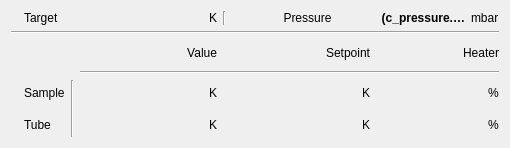
Above: nicos_mlz/spheres/gui/temperature.ui from mlz-ictrl/nicos before the change. Below: the same form after it.
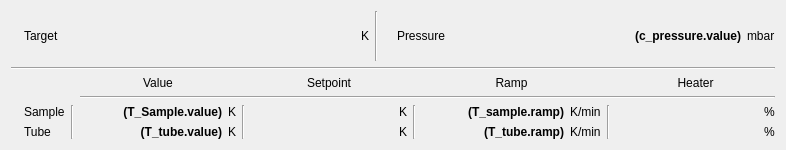
That is the form after the change. Custom widgets are drawn as their Qt base class.

Commit message:
SPHERES: Temperature controller adjustments
SetActiveStick command.
Temperature ui adjustments.
guiconfig adjustments.

The edit to the form file:
```diff
--- a/nicos_mlz/spheres/gui/temperature.ui
+++ b/nicos_mlz/spheres/gui/temperature.ui
@@ -6,8 +6,8 @@
    <rect>
     <x>0</x>
     <y>0</y>
-    <width>510</width>
-    <height>148</height>
+    <width>786</width>
+    <height>150</height>
    </rect>
   </property>
   <property name="sizePolicy">
@@ -19,28 +19,10 @@
   <property name="windowTitle">
    <string>Temperature</string>
   </property>
-  <layout class="QGridLayout" name="gridLayout">
-   <item row="4" column="2" rowspan="2">
-    <widget class="Line" name="line_4">
-     <property name="orientation">
-      <enum>Qt::Vertical</enum>
-     </property>
-    </widget>
-   </item>
-   <item row="4" column="1">
-    <widget class="QLabel" name="label">
-     <property name="sizePolicy">
-      <sizepolicy hsizetype="Fixed" vsizetype="Preferred">
-       <horstretch>0</horstretch>
-       <verstretch>0</verstretch>
-      </sizepolicy>
-     </property>
-     <property name="text">
-      <string>Sample</string>
-     </property>
-    </widget>
-   </item>
-   <item row="0" column="0">
+  <layout class="QVBoxLayout" name="verticalLayout">
+   <item>
+    <layout class="QHBoxLayout" name="horizontalLayout">
+     <item>
     <widget class="StatusLed" name="statusLed">
      <property name="sizePolicy">
       <sizepolicy hsizetype="Fixed" vsizetype="Fixed">
@@ -53,167 +35,7 @@
      </property>
     </widget>
    </item>
-   <item row="5" column="6">
-    <widget class="ValueLabel" name="valueLabel_7">
-     <property name="font">
-      <font>
-       <weight>75</weight>
-       <bold>true</bold>
-      </font>
-     </property>
-     <property name="alignment">
-      <set>Qt::AlignRight|Qt::AlignTrailing|Qt::AlignVCenter</set>
-     </property>
-     <property name="key" stdset="0">
-      <string>T_tube.setpoint</string>
-     </property>
-     <property name="fmtstr" stdset="0">
-      <string>%.2f</string>
-     </property>
-    </widget>
-   </item>
-   <item row="5" column="0">
-    <widget class="ValueLed" name="valueLed_2">
-     <property name="sizePolicy">
-      <sizepolicy hsizetype="Fixed" vsizetype="Preferred">
-       <horstretch>0</horstretch>
-       <verstretch>0</verstretch>
-      </sizepolicy>
-     </property>
-     <property name="toolTip">
-      <string>Is the heater on?</string>
-     </property>
-     <property name="dev" stdset="0">
-      <string>h_tube</string>
-     </property>
-     <property name="goal" stdset="0">
-      <string>&quot;high&quot;</string>
-     </property>
-    </widget>
-   </item>
-   <item row="0" column="4">
-    <widget class="QLabel" name="label_8">
-     <property name="sizePolicy">
-      <sizepolicy hsizetype="Fixed" vsizetype="Preferred">
-       <horstretch>0</horstretch>
-       <verstretch>0</verstretch>
-      </sizepolicy>
-     </property>
-     <property name="text">
-      <string>K</string>
-     </property>
-    </widget>
-   </item>
-   <item row="0" column="3">
-    <widget class="ValueLabel" name="valueLabel_13">
-     <property name="sizePolicy">
-      <sizepolicy hsizetype="Minimum" vsizetype="Preferred">
-       <horstretch>0</horstretch>
-       <verstretch>0</verstretch>
-      </sizepolicy>
-     </property>
-     <property name="font">
-      <font>
-       <weight>75</weight>
-       <bold>true</bold>
-      </font>
-     </property>
-     <property name="alignment">
-      <set>Qt::AlignRight|Qt::AlignTrailing|Qt::AlignVCenter</set>
-     </property>
-     <property name="dev" stdset="0">
-      <string>setpoint</string>
-     </property>
-     <property name="key" stdset="0">
-      <string>setpoint.value</string>
-     </property>
-     <property name="fmtstr" stdset="0">
-      <string>%.2f</string>
-     </property>
-    </widget>
-   </item>
-   <item row="2" column="8">
-    <widget class="QLabel" name="label_5">
-     <property name="sizePolicy">
-      <sizepolicy hsizetype="Preferred" vsizetype="Preferred">
-       <horstretch>0</horstretch>
-       <verstretch>0</verstretch>
-      </sizepolicy>
-     </property>
-     <property name="text">
-      <string>Heater</string>
-     </property>
-     <property name="alignment">
-      <set>Qt::AlignRight|Qt::AlignTrailing|Qt::AlignVCenter</set>
-     </property>
-    </widget>
-   </item>
-   <item row="4" column="4">
-    <widget class="QLabel" name="label_16">
-     <property name="sizePolicy">
-      <sizepolicy hsizetype="Fixed" vsizetype="Preferred">
-       <horstretch>0</horstretch>
-       <verstretch>0</verstretch>
-      </sizepolicy>
-     </property>
-     <property name="text">
-      <string>K</string>
-     </property>
-    </widget>
-   </item>
-   <item row="2" column="6" colspan="2">
-    <widget class="QLabel" name="label_4">
-     <property name="sizePolicy">
-      <sizepolicy hsizetype="Preferred" vsizetype="Preferred">
-       <horstretch>0</horstretch>
-       <verstretch>0</verstretch>
-      </sizepolicy>
-     </property>
-     <property name="text">
-      <string>Setpoint</string>
-     </property>
-     <property name="alignment">
-      <set>Qt::AlignRight|Qt::AlignTrailing|Qt::AlignVCenter</set>
-     </property>
-    </widget>
-   </item>
-   <item row="5" column="8">
-    <layout class="QHBoxLayout" name="horizontalLayout_9">
      <item>
-      <widget class="ValueLabel" name="valueLabel_9">
-       <property name="font">
-        <font>
-         <weight>75</weight>
-         <bold>true</bold>
-        </font>
-       </property>
-       <property name="alignment">
-        <set>Qt::AlignRight|Qt::AlignTrailing|Qt::AlignVCenter</set>
-       </property>
-       <property name="key" stdset="0">
-        <string>T_tube.heateroutput</string>
-       </property>
-       <property name="fmtstr" stdset="0">
-        <string>%.2f</string>
-       </property>
-      </widget>
-     </item>
-     <item>
-      <widget class="QLabel" name="label_14">
-       <property name="sizePolicy">
-        <sizepolicy hsizetype="Fixed" vsizetype="Preferred">
-         <horstretch>0</horstretch>
-         <verstretch>0</verstretch>
-        </sizepolicy>
-       </property>
-       <property name="text">
-        <string>%</string>
-       </property>
-      </widget>
-     </item>
-    </layout>
-   </item>
-   <item row="0" column="1">
     <widget class="QLabel" name="label_3">
      <property name="sizePolicy">
       <sizepolicy hsizetype="Fixed" vsizetype="Preferred">
@@ -226,8 +48,39 @@
      </property>
     </widget>
    </item>
-   <item row="5" column="1">
-    <widget class="QLabel" name="label_2">
+     <item>
+      <widget class="ValueLabel" name="valueLabel_13">
+       <property name="sizePolicy">
+        <sizepolicy hsizetype="Minimum" vsizetype="Preferred">
+         <horstretch>0</horstretch>
+         <verstretch>0</verstretch>
+        </sizepolicy>
+       </property>
+       <property name="font">
+        <font>
+         <weight>75</weight>
+         <bold>true</bold>
+        </font>
+       </property>
+       <property name="alignment">
+        <set>Qt::AlignRight|Qt::AlignTrailing|Qt::AlignVCenter</set>
+       </property>
+       <property name="dev" stdset="0">
+        <string/>
+       </property>
+       <property name="key" stdset="0">
+        <string>setpoint.value</string>
+       </property>
+       <property name="format" stdset="0">
+        <string>%.2f</string>
+       </property>
+       <property name="fmtstr" stdset="0">
+        <string/>
+       </property>
+      </widget>
+     </item>
+     <item>
+      <widget class="QLabel" name="label_8">
      <property name="sizePolicy">
       <sizepolicy hsizetype="Fixed" vsizetype="Preferred">
        <horstretch>0</horstretch>
@@ -235,26 +88,17 @@
       </sizepolicy>
      </property>
      <property name="text">
-      <string>Tube</string>
+        <string>K</string>
      </property>
     </widget>
    </item>
-   <item row="1" column="0" colspan="9">
-    <widget class="Line" name="line">
-     <property name="orientation">
-      <enum>Qt::Horizontal</enum>
-     </property>
-    </widget>
-   </item>
-   <item row="0" column="5">
+     <item>
     <widget class="Line" name="line_3">
      <property name="orientation">
       <enum>Qt::Vertical</enum>
      </property>
     </widget>
    </item>
-   <item row="0" column="6" colspan="2">
-    <layout class="QHBoxLayout" name="horizontalLayout_2">
      <item>
       <widget class="StatusLed" name="statusLed_2">
        <property name="sizePolicy">
@@ -270,6 +114,12 @@
      </item>
      <item>
       <widget class="QLabel" name="label_7">
+       <property name="sizePolicy">
+        <sizepolicy hsizetype="Fixed" vsizetype="Preferred">
+         <horstretch>0</horstretch>
+         <verstretch>0</verstretch>
+        </sizepolicy>
+       </property>
        <property name="text">
         <string>Pressure</string>
        </property>
@@ -278,17 +128,180 @@
        </property>
       </widget>
      </item>
+     <item>
+      <widget class="ValueLabel" name="valueLabel_14">
+       <property name="sizePolicy">
+        <sizepolicy hsizetype="Minimum" vsizetype="Preferred">
+         <horstretch>0</horstretch>
+         <verstretch>0</verstretch>
+        </sizepolicy>
+       </property>
+       <property name="font">
+        <font>
+         <weight>75</weight>
+         <bold>true</bold>
+        </font>
+       </property>
+       <property name="text">
+        <string>(c_pressure.value)</string>
+       </property>
+       <property name="alignment">
+        <set>Qt::AlignRight|Qt::AlignTrailing|Qt::AlignVCenter</set>
+       </property>
+       <property name="dev" stdset="0">
+        <string/>
+       </property>
+       <property name="key" stdset="0">
+        <string>c_pressure.value</string>
+       </property>
+       <property name="format" stdset="0">
+        <string>%.2f</string>
+       </property>
+       <property name="fmtstr" stdset="0">
+        <string>%d</string>
+       </property>
+      </widget>
+     </item>
+     <item>
+      <widget class="QLabel" name="label_18">
+       <property name="sizePolicy">
+        <sizepolicy hsizetype="Fixed" vsizetype="Preferred">
+         <horstretch>0</horstretch>
+         <verstretch>0</verstretch>
+        </sizepolicy>
+       </property>
+       <property name="text">
+        <string>mbar</string>
+       </property>
+      </widget>
+     </item>
     </layout>
    </item>
-   <item row="3" column="3" colspan="6">
-    <widget class="Line" name="line_2">
+   <item>
+    <widget class="Line" name="line">
+     <property name="lineWidth">
+      <number>1</number>
+     </property>
      <property name="orientation">
       <enum>Qt::Horizontal</enum>
      </property>
     </widget>
    </item>
-   <item row="4" column="0">
-    <widget class="ValueLed" name="valueLed">
+   <item>
+    <layout class="QGridLayout" name="gridLayout">
+     <item row="3" column="9">
+      <widget class="ValueLabel" name="valueLabel_17">
+       <property name="sizePolicy">
+        <sizepolicy hsizetype="Minimum" vsizetype="Preferred">
+         <horstretch>0</horstretch>
+         <verstretch>0</verstretch>
+        </sizepolicy>
+       </property>
+       <property name="font">
+        <font>
+         <weight>75</weight>
+         <bold>true</bold>
+        </font>
+       </property>
+       <property name="text">
+        <string>(T_tube.ramp)</string>
+       </property>
+       <property name="alignment">
+        <set>Qt::AlignRight|Qt::AlignTrailing|Qt::AlignVCenter</set>
+       </property>
+       <property name="key" stdset="0">
+        <string>T_tube.ramp</string>
+       </property>
+       <property name="format" stdset="0">
+        <string>%.2f</string>
+       </property>
+       <property name="fmtstr" stdset="0">
+        <string>%.2f</string>
+       </property>
+      </widget>
+     </item>
+     <item row="3" column="12">
+      <widget class="ValueLabel" name="valueLabel_9">
+       <property name="sizePolicy">
+        <sizepolicy hsizetype="Minimum" vsizetype="Preferred">
+         <horstretch>0</horstretch>
+         <verstretch>0</verstretch>
+        </sizepolicy>
+       </property>
+       <property name="font">
+        <font>
+         <weight>75</weight>
+         <bold>true</bold>
+        </font>
+       </property>
+       <property name="alignment">
+        <set>Qt::AlignRight|Qt::AlignTrailing|Qt::AlignVCenter</set>
+       </property>
+       <property name="key" stdset="0">
+        <string>T_tube.heateroutput</string>
+       </property>
+       <property name="format" stdset="0">
+        <string>%.2f</string>
+       </property>
+       <property name="fmtstr" stdset="0">
+        <string>%.2f</string>
+       </property>
+      </widget>
+     </item>
+     <item row="3" column="13">
+      <widget class="QLabel" name="label_14">
+       <property name="sizePolicy">
+        <sizepolicy hsizetype="Fixed" vsizetype="Preferred">
+         <horstretch>0</horstretch>
+         <verstretch>0</verstretch>
+        </sizepolicy>
+       </property>
+       <property name="text">
+        <string>%</string>
+       </property>
+      </widget>
+     </item>
+     <item row="2" column="10">
+      <widget class="QLabel" name="label_20">
+       <property name="sizePolicy">
+        <sizepolicy hsizetype="Fixed" vsizetype="Preferred">
+         <horstretch>0</horstretch>
+         <verstretch>0</verstretch>
+        </sizepolicy>
+       </property>
+       <property name="text">
+        <string>K/min</string>
+       </property>
+      </widget>
+     </item>
+     <item row="3" column="10">
+      <widget class="QLabel" name="label_21">
+       <property name="sizePolicy">
+        <sizepolicy hsizetype="Fixed" vsizetype="Preferred">
+         <horstretch>0</horstretch>
+         <verstretch>0</verstretch>
+        </sizepolicy>
+       </property>
+       <property name="text">
+        <string>K/min</string>
+       </property>
+      </widget>
+     </item>
+     <item row="2" column="1">
+      <widget class="QLabel" name="label">
+       <property name="sizePolicy">
+        <sizepolicy hsizetype="Fixed" vsizetype="Preferred">
+         <horstretch>0</horstretch>
+         <verstretch>0</verstretch>
+        </sizepolicy>
+       </property>
+       <property name="text">
+        <string>Sample</string>
+       </property>
+      </widget>
+     </item>
+     <item row="3" column="0">
+      <widget class="ValueLed" name="valueLed_2">
      <property name="sizePolicy">
       <sizepolicy hsizetype="Fixed" vsizetype="Preferred">
        <horstretch>0</horstretch>
@@ -306,35 +319,8 @@
      </property>
     </widget>
    </item>
-   <item row="4" column="8">
-    <layout class="QHBoxLayout" name="horizontalLayout_8">
-     <item>
-      <widget class="ValueLabel" name="valueLabel_8">
-       <property name="sizePolicy">
-        <sizepolicy hsizetype="Preferred" vsizetype="Preferred">
-         <horstretch>0</horstretch>
-         <verstretch>0</verstretch>
-        </sizepolicy>
-       </property>
-       <property name="font">
-        <font>
-         <weight>75</weight>
-         <bold>true</bold>
-        </font>
-       </property>
-       <property name="alignment">
-        <set>Qt::AlignRight|Qt::AlignTrailing|Qt::AlignVCenter</set>
-       </property>
-       <property name="key" stdset="0">
-        <string>T_sample.heateroutput</string>
-       </property>
-       <property name="fmtstr" stdset="0">
-        <string>%.2f</string>
-       </property>
-      </widget>
-     </item>
-     <item>
-      <widget class="QLabel" name="label_13">
+     <item row="2" column="13">
+      <widget class="QLabel" name="label_19">
        <property name="sizePolicy">
         <sizepolicy hsizetype="Fixed" vsizetype="Preferred">
          <horstretch>0</horstretch>
@@ -346,32 +332,30 @@
        </property>
       </widget>
      </item>
-    </layout>
-   </item>
-   <item row="2" column="3" colspan="2">
-    <widget class="QLabel" name="label_6">
-     <property name="sizePolicy">
-      <sizepolicy hsizetype="Preferred" vsizetype="Preferred">
-       <horstretch>0</horstretch>
-       <verstretch>0</verstretch>
-      </sizepolicy>
-     </property>
-     <property name="text">
-      <string>Value</string>
-     </property>
-     <property name="alignment">
-      <set>Qt::AlignRight|Qt::AlignTrailing|Qt::AlignVCenter</set>
+     <item row="2" column="2" rowspan="2">
+      <widget class="Line" name="line_4">
+       <property name="orientation">
+        <enum>Qt::Vertical</enum>
      </property>
     </widget>
    </item>
-   <item row="4" column="3">
+     <item row="2" column="3">
     <widget class="ValueLabel" name="valueLabel_11">
+       <property name="sizePolicy">
+        <sizepolicy hsizetype="Minimum" vsizetype="Preferred">
+         <horstretch>0</horstretch>
+         <verstretch>0</verstretch>
+        </sizepolicy>
+       </property>
      <property name="font">
       <font>
        <weight>75</weight>
        <bold>true</bold>
       </font>
      </property>
+       <property name="text">
+        <string>(T_Sample.value)</string>
+       </property>
      <property name="textFormat">
       <enum>Qt::AutoText</enum>
      </property>
@@ -384,13 +368,16 @@
      <property name="key" stdset="0">
       <string>T_Sample.value</string>
      </property>
-     <property name="fmtstr" stdset="0">
+       <property name="format" stdset="0">
       <string>%.2f</string>
      </property>
-    </widget>
-   </item>
-   <item row="5" column="4">
-    <widget class="QLabel" name="label_17">
+       <property name="fmtstr" stdset="0">
+        <string/>
+       </property>
+      </widget>
+     </item>
+     <item row="2" column="4">
+      <widget class="QLabel" name="label_16">
      <property name="sizePolicy">
       <sizepolicy hsizetype="Fixed" vsizetype="Preferred">
        <horstretch>0</horstretch>
@@ -402,26 +389,26 @@
      </property>
     </widget>
    </item>
-   <item row="5" column="3">
-    <widget class="ValueLabel" name="valueLabel_12">
-     <property name="font">
-      <font>
-       <weight>75</weight>
-       <bold>true</bold>
-      </font>
-     </property>
-     <property name="alignment">
-      <set>Qt::AlignRight|Qt::AlignTrailing|Qt::AlignVCenter</set>
-     </property>
-     <property name="key" stdset="0">
-      <string>T_tube.value</string>
-     </property>
-     <property name="fmtstr" stdset="0">
-      <string>%.2f</string>
+     <item row="2" column="0">
+      <widget class="ValueLed" name="valueLed">
+       <property name="sizePolicy">
+        <sizepolicy hsizetype="Fixed" vsizetype="Preferred">
+         <horstretch>0</horstretch>
+         <verstretch>0</verstretch>
+        </sizepolicy>
+       </property>
+       <property name="toolTip">
+        <string>Is the heater on?</string>
+       </property>
+       <property name="dev" stdset="0">
+        <string>jlc22_h_sample</string>
+       </property>
+       <property name="goal" stdset="0">
+        <string>&quot;high&quot;</string>
      </property>
     </widget>
    </item>
-   <item row="5" column="7">
+     <item row="3" column="7">
     <widget class="QLabel" name="label_10">
      <property name="sizePolicy">
       <sizepolicy hsizetype="Fixed" vsizetype="Preferred">
@@ -434,7 +421,7 @@
      </property>
     </widget>
    </item>
-   <item row="4" column="7">
+     <item row="2" column="7">
     <widget class="QLabel" name="label_15">
      <property name="sizePolicy">
       <sizepolicy hsizetype="Fixed" vsizetype="Preferred">
@@ -447,8 +434,42 @@
      </property>
     </widget>
    </item>
-   <item row="4" column="6">
+     <item row="2" column="12">
+      <widget class="ValueLabel" name="valueLabel_15">
+       <property name="sizePolicy">
+        <sizepolicy hsizetype="Minimum" vsizetype="Preferred">
+         <horstretch>0</horstretch>
+         <verstretch>0</verstretch>
+        </sizepolicy>
+       </property>
+       <property name="font">
+        <font>
+         <weight>75</weight>
+         <bold>true</bold>
+        </font>
+       </property>
+       <property name="alignment">
+        <set>Qt::AlignRight|Qt::AlignTrailing|Qt::AlignVCenter</set>
+       </property>
+       <property name="key" stdset="0">
+        <string>T_sample.heateroutput</string>
+       </property>
+       <property name="format" stdset="0">
+        <string>%.2f</string>
+       </property>
+       <property name="fmtstr" stdset="0">
+        <string>%.2f</string>
+       </property>
+      </widget>
+     </item>
+     <item row="2" column="6">
     <widget class="ValueLabel" name="valueLabel_10">
+       <property name="sizePolicy">
+        <sizepolicy hsizetype="Minimum" vsizetype="Preferred">
+         <horstretch>0</horstretch>
+         <verstretch>0</verstretch>
+        </sizepolicy>
+       </property>
      <property name="font">
       <font>
        <weight>75</weight>
@@ -461,15 +482,16 @@
      <property name="key" stdset="0">
       <string>T_sample.setpoint</string>
      </property>
+       <property name="format" stdset="0">
+        <string>%.2f</string>
+       </property>
      <property name="fmtstr" stdset="0">
       <string>%.2f</string>
      </property>
     </widget>
    </item>
-   <item row="0" column="8">
-    <layout class="QHBoxLayout" name="horizontalLayout_13">
-     <item>
-      <widget class="ValueLabel" name="valueLabel_14">
+     <item row="3" column="6">
+      <widget class="ValueLabel" name="valueLabel_7">
        <property name="sizePolicy">
         <sizepolicy hsizetype="Minimum" vsizetype="Preferred">
          <horstretch>0</horstretch>
@@ -482,9 +504,63 @@
          <bold>true</bold>
         </font>
        </property>
+       <property name="alignment">
+        <set>Qt::AlignRight|Qt::AlignTrailing|Qt::AlignVCenter</set>
+       </property>
+       <property name="key" stdset="0">
+        <string>T_tube.setpoint</string>
+       </property>
+       <property name="format" stdset="0">
+        <string>%.2f</string>
+       </property>
+       <property name="fmtstr" stdset="0">
+        <string/>
+       </property>
+      </widget>
+     </item>
+     <item row="3" column="4">
+      <widget class="QLabel" name="label_17">
+       <property name="sizePolicy">
+        <sizepolicy hsizetype="Fixed" vsizetype="Preferred">
+         <horstretch>0</horstretch>
+         <verstretch>0</verstretch>
+        </sizepolicy>
+       </property>
        <property name="text">
-        <string>(c_pressure.…</string>
+        <string>K</string>
        </property>
+      </widget>
+     </item>
+     <item row="3" column="1">
+      <widget class="QLabel" name="label_2">
+       <property name="sizePolicy">
+        <sizepolicy hsizetype="Fixed" vsizetype="Preferred">
+         <horstretch>0</horstretch>
+         <verstretch>0</verstretch>
+        </sizepolicy>
+       </property>
+       <property name="text">
+        <string>Tube</string>
+       </property>
+      </widget>
+     </item>
+     <item row="3" column="3">
+      <widget class="ValueLabel" name="valueLabel_12">
+       <property name="sizePolicy">
+        <sizepolicy hsizetype="Minimum" vsizetype="Preferred">
+         <horstretch>0</horstretch>
+         <verstretch>0</verstretch>
+        </sizepolicy>
+       </property>
+       <property name="font">
+        <font>
+         <weight>75</weight>
+         <bold>true</bold>
+        </font>
+       </property>
+       <property name="text">
+        <string>(T_tube.value)</string>
+       </property>
        <property name="alignment">
         <set>Qt::AlignRight|Qt::AlignTrailing|Qt::AlignVCenter</set>
        </property>
@@ -502,16 +578,126 @@
        </property>
       </widget>
      </item>
-     <item>
-      <widget class="QLabel" name="label_18">
+     <item row="1" column="3" colspan="11">
+      <widget class="Line" name="line_2">
+       <property name="orientation">
+        <enum>Qt::Horizontal</enum>
+       </property>
+      </widget>
+     </item>
+     <item row="0" column="3" colspan="2">
+      <widget class="QLabel" name="label_6">
        <property name="sizePolicy">
-        <sizepolicy hsizetype="Fixed" vsizetype="Preferred">
+        <sizepolicy hsizetype="Preferred" vsizetype="Preferred">
          <horstretch>0</horstretch>
          <verstretch>0</verstretch>
         </sizepolicy>
        </property>
        <property name="text">
-        <string>mbar</string>
+        <string>Value</string>
+       </property>
+       <property name="alignment">
+        <set>Qt::AlignCenter</set>
+       </property>
+      </widget>
+     </item>
+     <item row="0" column="6" colspan="2">
+      <widget class="QLabel" name="label_4">
+       <property name="sizePolicy">
+        <sizepolicy hsizetype="Preferred" vsizetype="Preferred">
+         <horstretch>0</horstretch>
+         <verstretch>0</verstretch>
+        </sizepolicy>
+       </property>
+       <property name="text">
+        <string>Setpoint</string>
+       </property>
+       <property name="alignment">
+        <set>Qt::AlignCenter</set>
+       </property>
+      </widget>
+     </item>
+     <item row="0" column="9" colspan="2">
+      <widget class="QLabel" name="label_11">
+       <property name="sizePolicy">
+        <sizepolicy hsizetype="Preferred" vsizetype="Preferred">
+         <horstretch>0</horstretch>
+         <verstretch>0</verstretch>
+        </sizepolicy>
+       </property>
+       <property name="text">
+        <string>Ramp</string>
+       </property>
+       <property name="alignment">
+        <set>Qt::AlignCenter</set>
+       </property>
+      </widget>
+     </item>
+     <item row="0" column="12" colspan="2">
+      <widget class="QLabel" name="label_5">
+       <property name="sizePolicy">
+        <sizepolicy hsizetype="Preferred" vsizetype="Preferred">
+         <horstretch>0</horstretch>
+         <verstretch>0</verstretch>
+        </sizepolicy>
+       </property>
+       <property name="text">
+        <string>Heater</string>
+       </property>
+       <property name="alignment">
+        <set>Qt::AlignCenter</set>
+       </property>
+      </widget>
+     </item>
+     <item row="2" column="9">
+      <widget class="ValueLabel" name="valueLabel_16">
+       <property name="sizePolicy">
+        <sizepolicy hsizetype="Minimum" vsizetype="Preferred">
+         <horstretch>0</horstretch>
+         <verstretch>0</verstretch>
+        </sizepolicy>
+       </property>
+       <property name="font">
+        <font>
+         <weight>75</weight>
+         <bold>true</bold>
+        </font>
+       </property>
+       <property name="text">
+        <string>(T_sample.ramp)</string>
+       </property>
+       <property name="alignment">
+        <set>Qt::AlignRight|Qt::AlignTrailing|Qt::AlignVCenter</set>
+       </property>
+       <property name="key" stdset="0">
+        <string>T_sample.ramp</string>
+       </property>
+       <property name="format" stdset="0">
+        <string>%.2f</string>
+       </property>
+       <property name="fmtstr" stdset="0">
+        <string>%.2f</string>
+       </property>
+      </widget>
+     </item>
+     <item row="2" column="8" rowspan="2">
+      <widget class="Line" name="line_6">
+       <property name="orientation">
+        <enum>Qt::Vertical</enum>
+       </property>
+      </widget>
+     </item>
+     <item row="2" column="11" rowspan="2">
+      <widget class="Line" name="line_11">
+       <property name="orientation">
+        <enum>Qt::Vertical</enum>
+       </property>
+      </widget>
+     </item>
+     <item row="2" column="5" rowspan="2">
+      <widget class="Line" name="line_5">
+       <property name="orientation">
+        <enum>Qt::Vertical</enum>
        </property>
       </widget>
      </item>
@@ -527,9 +713,14 @@
   </customwidget>
   <customwidget>
    <class>ValueLabel</class>
-   <extends>QLabel</extends>
+   <extends>SqueezedLabel</extends>
    <header>nicos.guisupport.display</header>
   </customwidget>
+  <customwidget>
+   <class>SqueezedLabel</class>
+   <extends>QLabel</extends>
+   <header>nicos.guisupport.squeezedlbl</header>
+  </customwidget>
   <customwidget>
    <class>StatusLed</class>
    <extends>QLabel</extends>
```
Left out of the diff: 15 changed lines with no effect on the pictures. Lines whose indentation alone changed are shown as unchanged. The commit also changes 3 other files.
